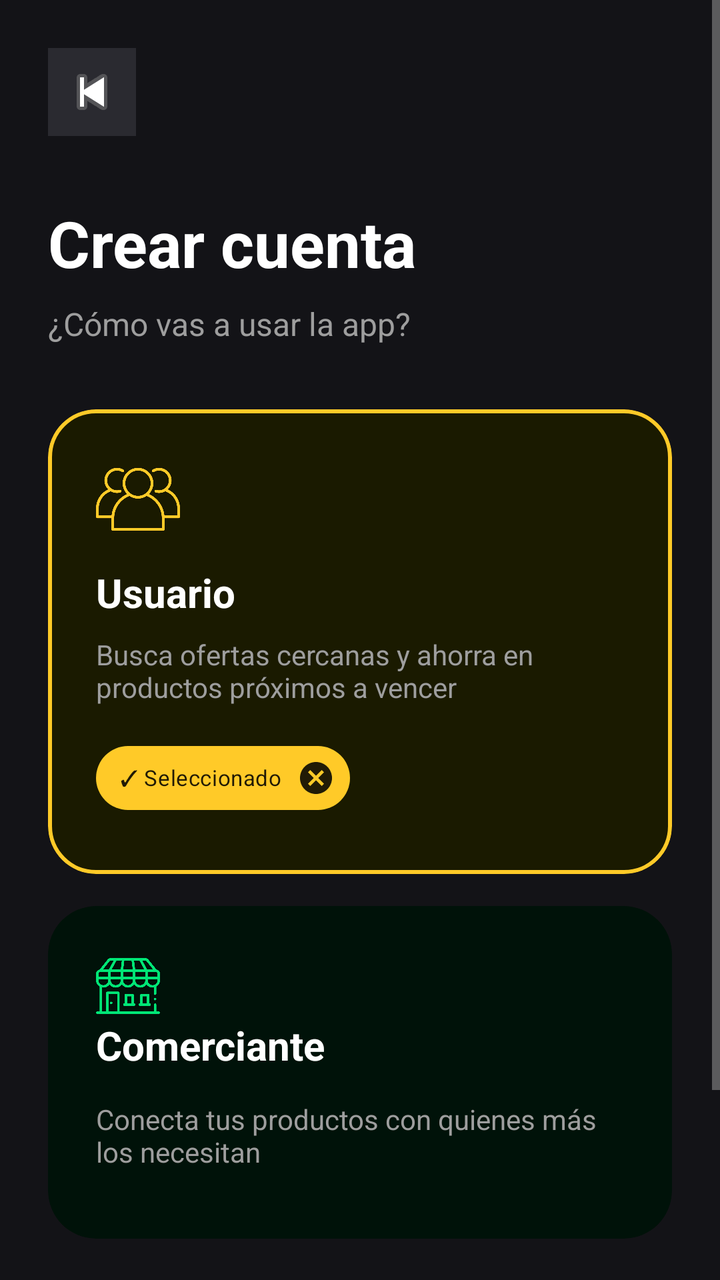
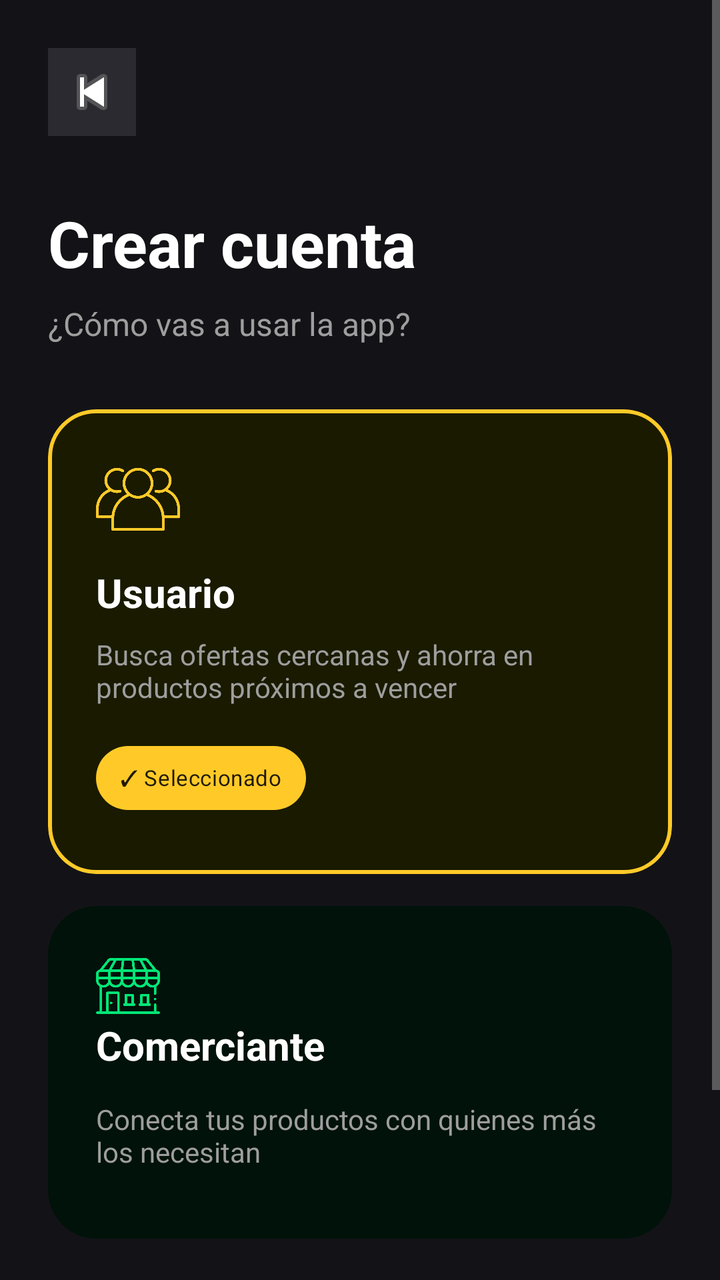

An Android layout rendered at two revisions. The XML below is the earlier revision; the diff shows what the commit changed to produce the second picture.
<!-- AndroidManifest.xml: application theme Theme.DonappAccess -->
<!-- res/layout/fragment_role_selection.xml -->
<?xml version="1.0" encoding="utf-8"?>
<ScrollView xmlns:android="http://schemas.android.com/apk/res/android"
    xmlns:app="http://schemas.android.com/apk/res-auto"
    xmlns:tools="http://schemas.android.com/tools"
    android:layout_width="match_parent"
    android:layout_height="match_parent"
    android:background="@color/donapp_bg"
    android:fillViewport="true">

    <LinearLayout
        android:layout_width="match_parent"
        android:layout_height="wrap_content"
        android:orientation="vertical"
        android:padding="24dp">

        
        <ImageButton
            android:id="@+id/btnBack"
            android:layout_width="44dp"
            android:layout_height="44dp"
            android:background="@color/donapp_surface"
            android:contentDescription="Volver atrás"
            android:padding="10dp"
            android:src="@android:drawable/ic_media_previous"
            app:cornerRadius="12dp"
            tools:ignore="TouchTargetSizeCheck" />

        <Space android:layout_height="32dp" android:layout_width="match_parent"/>

        
        <TextView
            android:layout_width="wrap_content"
            android:layout_height="wrap_content"
            android:text="Crear cuenta"
            android:textColor="@color/donapp_text_primary"
            android:textSize="32sp"
            android:textStyle="bold"/>

        <TextView
            android:layout_width="wrap_content"
            android:layout_height="wrap_content"
            android:text="¿Cómo vas a usar la app?"
            android:textColor="@color/donapp_text_secondary"
            android:textSize="16sp"
            android:layout_marginTop="8dp"/>

        <Space android:layout_height="32dp" android:layout_width="match_parent"/>

        
        <com.google.android.material.card.MaterialCardView
            android:id="@+id/cardUsuario"
            android:layout_width="match_parent"
            android:layout_height="wrap_content"
            app:cardBackgroundColor="#1A1A00"
            app:cardCornerRadius="24dp"
            app:cardElevation="0dp"
            app:strokeWidth="2dp"
            app:strokeColor="@color/donapp_primary"
            android:layout_marginBottom="16dp"
            android:clickable="true"
            android:focusable="true">

            <LinearLayout
                android:layout_width="match_parent"
                android:layout_height="wrap_content"
                android:orientation="vertical"
                android:padding="24dp">

                <ImageView
                    android:layout_width="42dp"
                    android:layout_height="42dp"
                    android:src="@drawable/ic_menu_user"
                    app:tint="@color/donapp_primary"/>

                <TextView
                    android:layout_width="wrap_content"
                    android:layout_height="wrap_content"
                    android:text="Usuario"
                    android:textColor="@color/donapp_text_primary"
                    android:textSize="20sp"
                    android:textStyle="bold"
                    android:layout_marginTop="12dp"/>

                <TextView
                    android:layout_width="match_parent"
                    android:layout_height="wrap_content"
                    android:text="Busca ofertas cercanas y ahorra en productos próximos a vencer"
                    android:textColor="@color/donapp_text_secondary"
                    android:textSize="14sp"
                    android:layout_marginTop="8dp"/>

                <com.google.android.material.chip.Chip
                    android:id="@+id/chipUsuarioSelected"
                    style="@style/Widget.MaterialComponents.Chip.Entry"
                    android:layout_width="wrap_content"
                    android:layout_height="wrap_content"
                    android:text="✓ Seleccionado"
                    android:textSize="11sp"
                    app:chipBackgroundColor="@color/donapp_primary"
                    android:layout_marginTop="12dp"
                    android:visibility="visible"
                    />
            </LinearLayout>
        </com.google.android.material.card.MaterialCardView>

        
        <com.google.android.material.card.MaterialCardView
            android:id="@+id/cardComerciante"
            android:layout_width="match_parent"
            android:layout_height="wrap_content"
            app:cardBackgroundColor="#001209"
            app:cardCornerRadius="24dp"
            app:cardElevation="0dp"
            app:strokeWidth="0dp"
            android:layout_marginBottom="32dp"
            android:clickable="true"
            android:focusable="true">

            <LinearLayout
                android:layout_width="match_parent"
                android:layout_height="wrap_content"
                android:orientation="vertical"
                android:padding="24dp">

                <ImageView
                    android:layout_width="32dp"
                    android:layout_height="32dp"
                    android:src="@drawable/ic_menu_seller"
                    app:tint="#00E676"/>

                <TextView
                    android:layout_width="wrap_content"
                    android:layout_height="wrap_content"
                    android:text="Comerciante"
                    android:textColor="@color/donapp_text_primary"
                    android:textSize="20sp"
                    android:textStyle="bold"
                    android:paddingBottom="6dp"/>

                <TextView
                    android:layout_width="match_parent"
                    android:layout_height="wrap_content"
                    android:text="Conecta tus productos con quienes más los necesitan"
                    android:textColor="@color/donapp_text_secondary"
                    android:textSize="14sp"
                    android:layout_marginTop="8dp"
                    android:layout_marginBottom="10dp"/>

                <com.google.android.material.chip.Chip
                    android:id="@+id/chipComercianteSelected"
                    android:layout_width="wrap_content"
                    android:layout_height="wrap_content"
                    android:text="✓ Seleccionado"
                    android:textColor="@color/donapp_bg"
                    android:textSize="11sp"
                    app:chipBackgroundColor="@color/donapp_primary"
                    android:layout_marginTop="12dp"
                    android:visibility="gone"/>
            </LinearLayout>
        </com.google.android.material.card.MaterialCardView>

        <View
            android:layout_width="match_parent"
            android:layout_height="0dp"
            android:layout_weight="1" />

        
        <com.google.android.material.button.MaterialButton
            android:id="@+id/btnContinuar"
            android:layout_width="match_parent"
            android:layout_height="60dp"
            android:text="Continuar"
            android:textColor="@color/donapp_bg"
            android:textSize="18sp"
            android:textStyle="bold"
            app:backgroundTint="@color/donapp_primary"
            app:cornerRadius="16dp"
            android:layout_marginBottom="16dp"/>

    </LinearLayout>
</ScrollView>
<!-- resources referenced by this layout -->
<resources>
  <color name="donapp_bg">#131317</color>
  <color name="donapp_primary">#FFCA28</color>
  <color name="donapp_surface">#2A2A30</color>
  <color name="donapp_text_primary">#FFFFFF</color>
  <color name="donapp_text_secondary">#9E9E9E</color>
  <!-- drawable ic_menu_seller: png bitmap (drawable, 23100 bytes) -->
  <!-- drawable ic_menu_user: png bitmap (drawable, 20632 bytes) -->
  <style name="Theme.DonappAccess" parent="Theme.MaterialComponents.DayNight.NoActionBar">
  
          
          <item name="colorPrimary">@color/donapp_primary</item>
          <item name="colorPrimaryDark">@color/donapp_primary_dark</item>
          <item name="colorAccent">@color/donapp_secondary</item>
  
          
          <item name="android:windowBackground">@color/donapp_bg</item>
          <item name="android:colorBackground">@color/donapp_bg</item>
          <item name="colorSurface">@color/donapp_surface</item>
  
          
          <item name="android:textColorPrimary">@color/donapp_text_primary</item>
          <item name="android:textColorSecondary">@color/donapp_text_secondary</item>
          <item name="android:textColorHint">@color/donapp_text_hint</item>
  
          
          <item name="android:statusBarColor">@color/donapp_bg</item>
          <item name="android:windowLightStatusBar">false</item>
  
          
          <item name="android:navigationBarColor">@color/donapp_bg</item>
  
          
          <item name="textInputStyle">@style/Widget.DonappAccess.TextInputLayout</item>
  
          
          <item name="materialButtonStyle">@style/Widget.DonappAccess.Button</item>
  
      </style>
  <color name="donapp_primary_dark">#F5B800</color>
  <color name="donapp_secondary">#FF7700</color>
  <color name="donapp_text_hint">#616161</color>
  <style name="Widget.DonappAccess.TextInputLayout" parent="Widget.MaterialComponents.TextInputLayout.OutlinedBox">
          <item name="boxBackgroundColor">@color/donapp_input_bg</item>
          <item name="boxStrokeColor">@color/donapp_input_stroke</item>
          <item name="boxStrokeWidth">1dp</item>
          <item name="boxCornerRadiusTopStart">12dp</item>
          <item name="boxCornerRadiusTopEnd">12dp</item>
          <item name="boxCornerRadiusBottomStart">12dp</item>
          <item name="boxCornerRadiusBottomEnd">12dp</item>
          <item name="hintTextColor">@color/donapp_text_hint</item>
          <item name="android:textColorHint">@color/donapp_text_hint</item>
      </style>
  <style name="Widget.DonappAccess.Button" parent="Widget.MaterialComponents.Button">
          <item name="backgroundTint">@color/donapp_primary</item>
          <item name="android:textColor">@color/donapp_bg</item>
          <item name="android:textStyle">bold</item>
          <item name="android:textSize">16sp</item>
          <item name="cornerRadius">12dp</item>
          <item name="android:paddingTop">14dp</item>
          <item name="android:paddingBottom">14dp</item>
      </style>
  <color name="donapp_input_bg">#1E1E24</color>
  <color name="donapp_input_stroke">#3A3A42</color>
</resources>

<!-- the commit's change to res/layout/fragment_role_selection.xml (unified diff, before → after) -->
@@ -91,7 +91,6 @@
 
                 <com.google.android.material.chip.Chip
                     android:id="@+id/chipUsuarioSelected"
-                    style="@style/Widget.MaterialComponents.Chip.Entry"
                     android:layout_width="wrap_content"
                     android:layout_height="wrap_content"
                     android:text="✓ Seleccionado"
